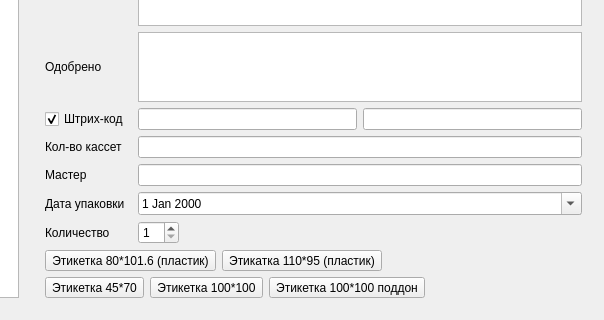
The window that mainwindow.ui (Sergeyego/label_tspl) describes before a commit, drawn with Qt 5; both pictures show x 396 to 1000 and y 450 to 770 of the 1000 by 770 pixel window.
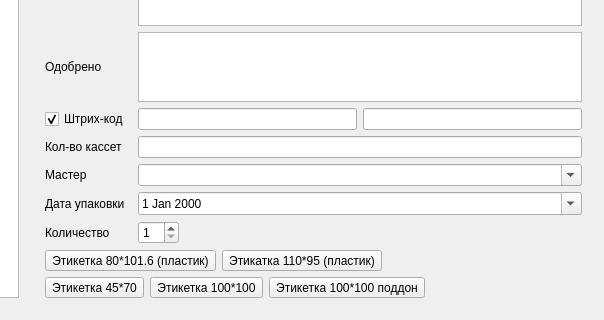
The same window after the commit.

Commit message: Добавлен список мастеров

The edit to the form file:
```diff
--- a/mainwindow.ui
+++ b/mainwindow.ui
@@ -350,9 +350,6 @@
           <item row="5" column="2" colspan="2">
            <widget class="QLineEdit" name="lineEditKvo"/>
           </item>
-          <item row="16" column="2" colspan="2">
-           <widget class="QLineEdit" name="lineEditMaster"/>
-          </item>
           <item row="17" column="0" colspan="2">
            <widget class="QLabel" name="label_20">
             <property name="text">
@@ -367,6 +364,13 @@
             </property>
            </widget>
           </item>
+          <item row="16" column="2" colspan="2">
+           <widget class="QComboBox" name="comboBoxMaster">
+            <property name="editable">
+             <bool>true</bool>
+            </property>
+           </widget>
+          </item>
          </layout>
         </item>
         <item>
```
Left out of the diff: 32 changed lines with no effect on the pictures. The commit also changes 2 other files.
